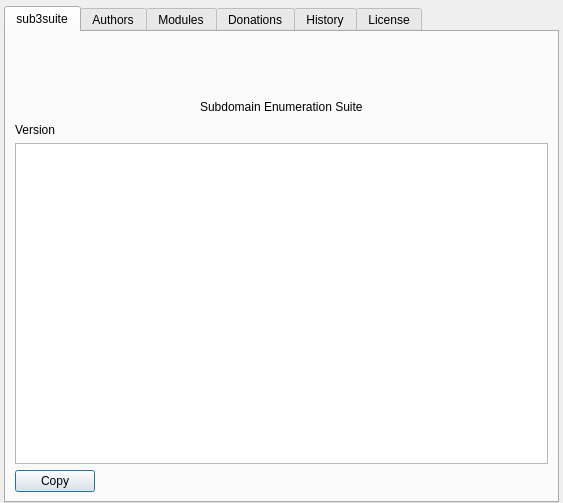
3nock/OTE, file sub3suite/src/Dialogs/AboutDialog.ui: the form before one commit.
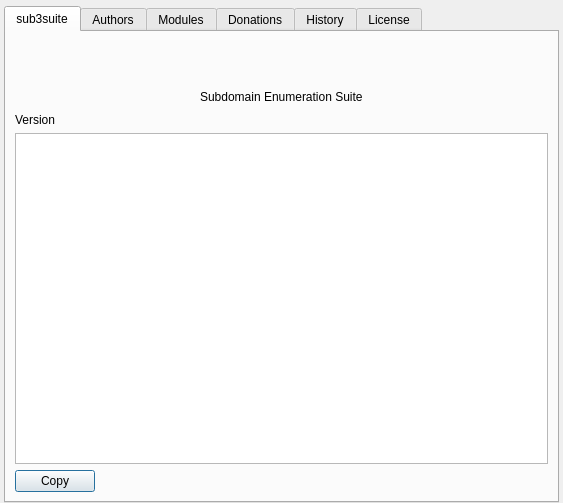
The form after the commit. Icons and pictures are not drawn.

Patch:
```diff
--- a/sub3suite/src/Dialogs/AboutDialog.ui
+++ b/sub3suite/src/Dialogs/AboutDialog.ui
@@ -60,13 +60,13 @@
            <property name="minimumSize">
             <size>
              <width>200</width>
-             <height>50</height>
+             <height>40</height>
             </size>
            </property>
            <property name="maximumSize">
             <size>
              <width>16777215</width>
-             <height>130</height>
+             <height>40</height>
             </size>
            </property>
            <property name="text">
```
